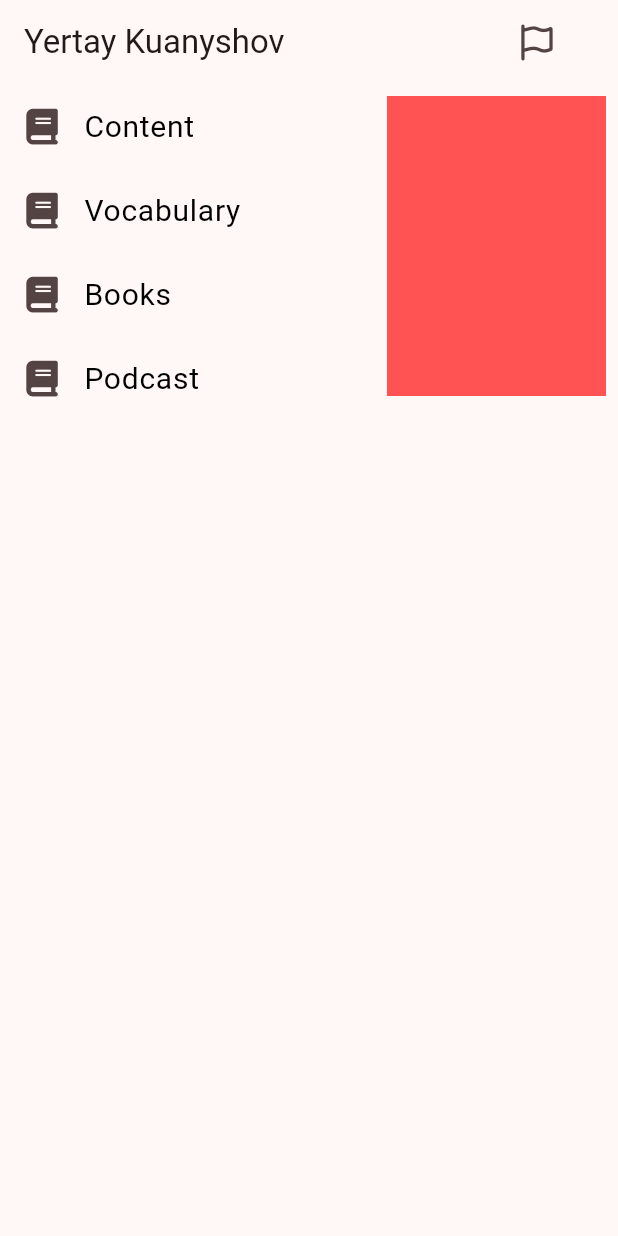
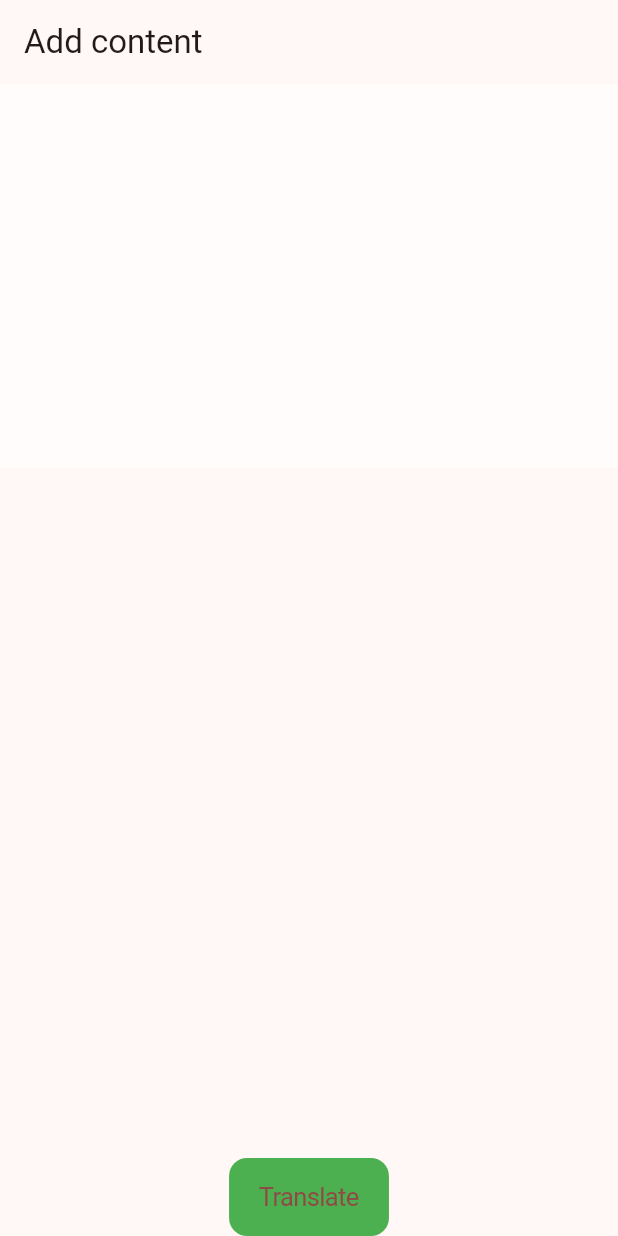
Before and after one commit to yertayquanysov/lenguela, a Flutter app: the screen it shows after launch, on a phone screen of 412 x 824 dp. Run offline on Flutter 3.47's test engine with Material 3 defaults, Android fonts, the light colour scheme and no system bars; our stand-ins replace google_fonts; Roboto replaces fonts that are missing (Ubuntu).

Commit message:
Removed unused code Updated content

```diff
--- /dev/null
+++ b/lib/features/content/presentation/pages/add_content_page.dart
@@ -0,0 +1,45 @@
+import 'package:flutter/cupertino.dart';
+import 'package:flutter/material.dart';
+import 'package:lenguela/features/content/presentation/pages/view_content_page.dart';
+
+class AddContentPage extends StatelessWidget {
+  const AddContentPage({super.key});
+
+  @override
+  Widget build(BuildContext context) {
+    String passedText = "";
+
+    return Scaffold(
+      appBar: AppBar(
+        title: const Text("Add content"),
+      ),
+      body: Column(
+        children: [
+          Expanded(
+            child: TextFormField(
+              maxLines: 40,
+              minLines: 10,
+              onChanged: (v) => passedText = v,
+              decoration: const InputDecoration(
+                border: InputBorder.none,
+                filled: true,
+                fillColor: Colors.white54,
+              ),
+            ),
+          ),
+          const SizedBox(height: 10),
+          CupertinoButton(
+            color: Colors.green,
+            child: const Text("Translate"),
+            onPressed: () => Navigator.push(
+              context,
+              MaterialPageRoute(
+                builder: (_) => ViewContentPage(text: passedText),
+              ),
+            ),
+          ),
+        ],
+      ),
+    );
+  }
+}
--- /dev/null
+++ b/lib/features/content/presentation/pages/view_content_page.dart
@@ -0,0 +1,24 @@
+import 'package:flutter/material.dart';
+
+class ViewContentPage extends StatelessWidget {
+  const ViewContentPage({super.key, required this.text});
+
+  final String text;
+
+  @override
+  Widget build(BuildContext context) {
+    return Scaffold(
+      body: Wrap(
+        children: text
+            .split(".")
+            .map(
+              (e) => TextButton(
+                onPressed: () {},
+                child: Text(e),
+              ),
+            )
+            .toList(),
+      ),
+    );
+  }
+}
--- a/lib/features/dashboard/presentation/pages/dashboard_page.dart
+++ /dev/null
@@ -1,51 +0,0 @@
-import 'package:flutter/material.dart';
-import 'package:font_awesome_flutter/font_awesome_flutter.dart';
-import 'package:lenguela/features/dashboard/presentation/widgets/menu_item.dart';
-
-class DashboardPage extends StatelessWidget {
-  const DashboardPage({super.key});
-
-  @override
-  Widget build(BuildContext context) {
-    return Scaffold(
-      appBar: AppBar(
-        title: const Text("Yertay Kuanyshov"),
-        actions: [
-          IconButton(
-            onPressed: () {},
-            icon: const Icon(FontAwesomeIcons.flag),
-          ),
-          const SizedBox(width: 30),
-        ],
-      ),
-      body: Row(
-        children: [
-          SizedBox(
-            width: 250,
-            child: ListView(
-              children: const [
-                MenuItem(name: 'Content'),
-                MenuItem(name: 'Vocabulary'),
-                MenuItem(name: 'Books'),
-                MenuItem(name: 'Podcast'),
-              ],
-            ),
-          ),
-          Expanded(
-            child: Padding(
-              padding: const EdgeInsets.all(8.0),
-              child: Column(
-                children: [
-                  Container(
-                    height: 200,
-                    color: Colors.redAccent,
-                  )
-                ],
-              ),
-            ),
-          ),
-        ],
-      ),
-    );
-  }
-}
--- a/lib/features/dashboard/presentation/widgets/menu_item.dart
+++ /dev/null
@@ -1,27 +0,0 @@
-import 'package:flutter/material.dart';
-import 'package:font_awesome_flutter/font_awesome_flutter.dart';
-
-class MenuItem extends StatelessWidget {
-
-  const MenuItem({
-    super.key,
-    required this.name,
-  });
-
-  final String name;
-
-  @override
-  Widget build(BuildContext context) {
-    return ListTile(
-      onTap: () {},
-      leading: const Icon(FontAwesomeIcons.book),
-      title: Text(
-        name,
-        style: const TextStyle(
-          fontSize: 20,
-          color: Colors.black,
-        ),
-      ),
-    );
-  }
-}
--- a/lib/main.dart
+++ b/lib/main.dart
@@ -1,6 +1,6 @@
 import 'package:flutter/material.dart';
 import 'package:google_fonts/google_fonts.dart';
-import 'package:lenguela/features/dashboard/presentation/pages/dashboard_page.dart';
+import 'package:lenguela/features/content/presentation/pages/add_content_page.dart';
 
 void main() => runApp(const App());
 
@@ -14,11 +14,9 @@ class App extends StatelessWidget {
       theme: ThemeData(
         useMaterial3: true,
         textTheme: GoogleFonts.ubuntuTextTheme(),
-        colorScheme: ColorScheme.fromSeed(
-          seedColor: Colors.redAccent,
-        ),
+        colorScheme: ColorScheme.fromSeed(seedColor: Colors.redAccent),
       ),
-      home: const DashboardPage(),
+      home: const AddContentPage(),
     );
   }
 }
```
